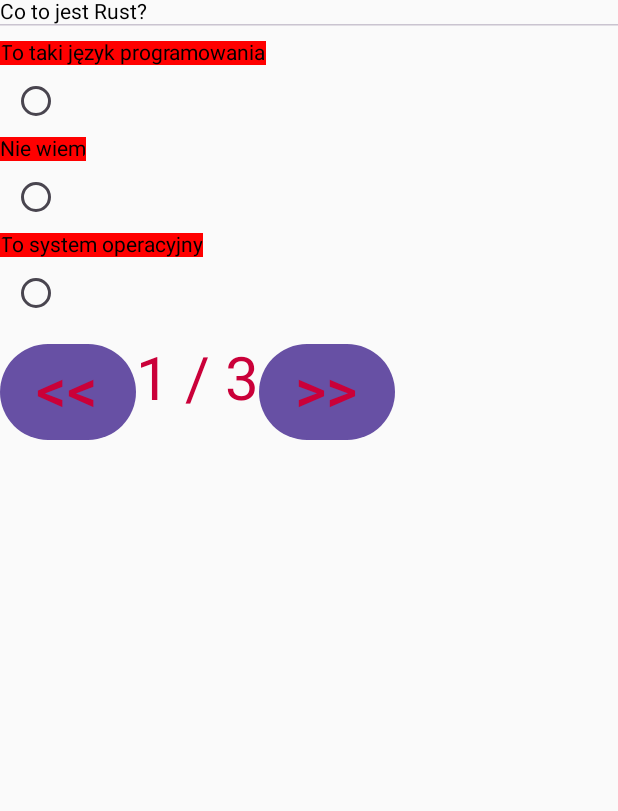
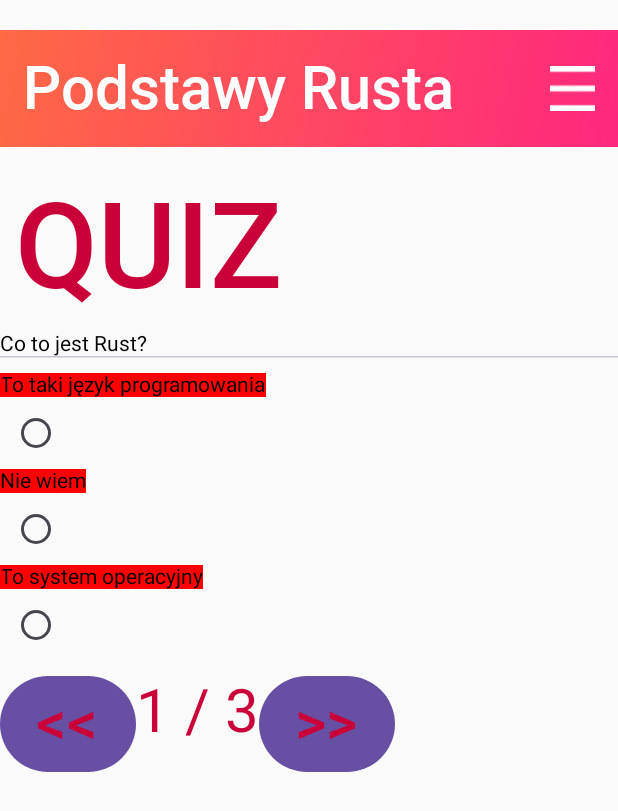
Before and after one commit to emo-mruczek/PathMaster, an Android app built with Jetpack Compose: the screen it shows after launch (CourseActivity), after a tap on "Podstawy Rusta", on a phone screen of 412 x 824 dp. Shown: the top 811 px of the screen. Run offline under Robolectric (Android 15) with nearby library versions, the light colour scheme and no system bars.

Commit message:
add: quiz header

```diff
--- a/app/src/main/java/pl/asiaki/pathmaster/CourseActivity.kt
+++ b/app/src/main/java/pl/asiaki/pathmaster/CourseActivity.kt
@@ -4,14 +4,17 @@
 import androidx.activity.ComponentActivity
 import androidx.activity.compose.setContent
 import androidx.activity.enableEdgeToEdge
+import androidx.compose.foundation.Image
 import androidx.compose.foundation.background
 import androidx.compose.foundation.layout.Arrangement
+import androidx.compose.foundation.layout.Box
 import androidx.compose.foundation.layout.Column
 import androidx.compose.foundation.layout.ColumnScope
 import androidx.compose.foundation.layout.Row
 import androidx.compose.foundation.layout.fillMaxSize
 import androidx.compose.foundation.layout.fillMaxWidth
 import androidx.compose.foundation.layout.padding
+import androidx.compose.foundation.layout.size
 import androidx.compose.foundation.lazy.LazyColumn
 import androidx.compose.foundation.lazy.itemsIndexed
 import androidx.compose.foundation.shape.RoundedCornerShape
@@ -30,7 +33,9 @@
 import androidx.compose.ui.draw.clip
 import androidx.compose.ui.graphics.Brush
 import androidx.compose.ui.graphics.Color
+import androidx.compose.ui.layout.ContentScale
 import androidx.compose.ui.platform.LocalContext
+import androidx.compose.ui.res.painterResource
 import androidx.compose.ui.text.font.FontWeight
 import androidx.compose.ui.unit.dp
 import androidx.compose.ui.unit.em
@@ -169,6 +174,8 @@
                     currentQuestion += offset
                 }
             }
+            Column() {
+                Header(course.name)
 
                 Question(
                     course.questions[currentQuestion],
@@ -181,19 +188,39 @@
             }
         }
     }
+}
 
 @Composable
 fun Header(name: String) {
     val brush = Brush.linearGradient(listOf(Orange, Pink))
     Row(Modifier.padding(top = 20.dp, bottom = 10.dp).fillMaxWidth().background(brush),
         verticalAlignment = Alignment.CenterVertically,
-        horizontalArrangement = Arrangement.SpaceEvenly ) {
+        horizontalArrangement = Arrangement.SpaceBetween
+    ) { Box(Modifier.padding(15.dp)) {
         Text(
             text = name,
-            fontFamily =  robotoFamily,
+            fontFamily = robotoFamily,
             fontWeight = FontWeight.Medium,
             fontSize = 5.em,
             color = White
         )
     }
+        val image = painterResource(R.drawable.burger)
+        Image(
+            painter = image,
+            contentDescription = "burger",
+            contentScale = ContentScale.Crop,
+            modifier = Modifier.padding(15.dp)
+                .size(30.dp)
+        )
     }
+    Box(Modifier.padding(10.dp)) {
+        Text(
+            text = "QUIZ",
+            fontFamily = robotoFamily,
+            fontWeight = FontWeight.Medium,
+            color = Red,
+            fontSize = 10.em
+        )
+    }
+}
```
Also changed, not shown: app/src/main/res/drawable/burger.png (added). Lines whose indentation alone changed are shown as unchanged.
